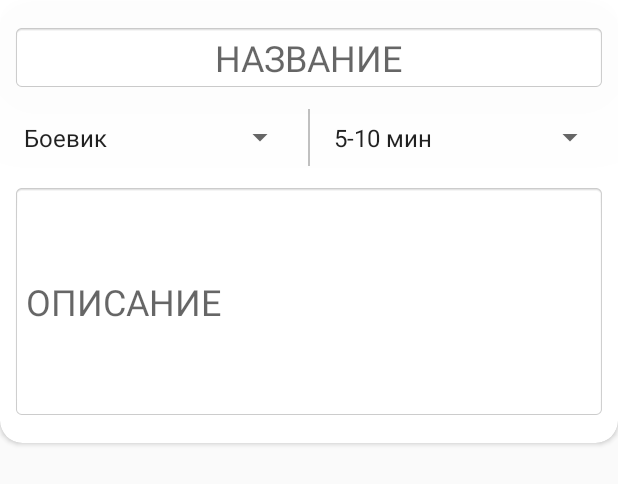
After one commit to bigmeco/QuestConstructor, an Android app: the layout fragment_edit_project.xml on its own in the app's theme, with its tools: preview values and no code run, on a phone screen of 412 x 824 dp. The commit adds this screen. Shown: the top 484 px of the screen. Run offline under Robolectric (Android 15) with nearby library versions, the phone set to English and light mode, and no system bars.

Commit message:
add editScreen

```diff
--- /dev/null
+++ b/app/src/main/res/layout/fragment_edit_project.xml
@@ -0,0 +1,107 @@
+<?xml version="1.0" encoding="utf-8"?>
+<FrameLayout xmlns:android="http://schemas.android.com/apk/res/android"
+    xmlns:app="http://schemas.android.com/apk/res-auto"
+    xmlns:tools="http://schemas.android.com/tools"
+    android:layout_width="match_parent"
+    android:layout_height="match_parent"
+    tools:context=".EditProjectFragment">
+
+    <android.support.v7.widget.CardView
+        android:layout_width="match_parent"
+        android:layout_height="64dp"
+        app:cardCornerRadius="0dp" />
+
+    <android.support.v7.widget.CardView
+        android:layout_width="match_parent"
+        android:layout_height="wrap_content"
+        android:layout_marginBottom="8dp"
+        app:cardCornerRadius="15dp">
+
+        <android.support.constraint.ConstraintLayout
+            android:layout_width="match_parent"
+            android:layout_height="match_parent"
+            android:paddingBottom="16dp">
+
+            <EditText
+                android:id="@+id/editName"
+                android:layout_width="0dp"
+                android:layout_height="wrap_content"
+                android:layout_marginEnd="8dp"
+                android:layout_marginStart="8dp"
+                android:layout_marginTop="16dp"
+                android:background="@android:drawable/editbox_background_normal"
+                android:elevation="1000dp"
+                android:ems="10"
+                android:hint="@string/hint_name"
+                android:inputType="textPersonName"
+                android:textAlignment="center"
+                android:textSize="24sp"
+                app:layout_constraintEnd_toEndOf="parent"
+                app:layout_constraintStart_toStartOf="parent"
+                app:layout_constraintTop_toTopOf="parent" />
+
+
+            <Spinner
+                android:id="@+id/spinnerTime"
+                android:layout_width="0dp"
+                android:layout_height="wrap_content"
+                android:layout_marginEnd="8dp"
+                android:layout_marginStart="8dp"
+                android:layout_marginTop="12dp"
+                android:elevation="1000dp"
+                android:entries="@array/duration"
+                android:paddingBottom="8dp"
+                android:paddingTop="8dp"
+                app:layout_constraintEnd_toEndOf="parent"
+                app:layout_constraintStart_toEndOf="@+id/divider4"
+                app:layout_constraintTop_toBottomOf="@+id/editName" />
+
+
+            <Spinner
+                android:id="@+id/spinnerGenres"
+                android:layout_width="0dp"
+                android:layout_height="0dp"
+                android:layout_marginEnd="8dp"
+                android:layout_marginStart="8dp"
+                android:elevation="1000dp"
+                android:entries="@array/greetings"
+                app:layout_constraintBottom_toBottomOf="@+id/spinnerTime"
+                app:layout_constraintEnd_toStartOf="@+id/divider4"
+                app:layout_constraintStart_toStartOf="parent"
+                app:layout_constraintTop_toTopOf="@+id/spinnerTime" />
+
+            <View
+                android:id="@+id/divider4"
+                android:layout_width="1dp"
+                android:layout_height="0dp"
+                android:layout_marginEnd="8dp"
+                android:layout_marginStart="8dp"
+                android:background="@color/cardview_shadow_start_color"
+                android:elevation="1000dp"
+                app:layout_constraintBottom_toBottomOf="@+id/spinnerTime"
+                app:layout_constraintEnd_toEndOf="parent"
+                app:layout_constraintStart_toStartOf="parent"
+                app:layout_constraintTop_toTopOf="@+id/spinnerTime" />
+
+            <EditText
+                android:id="@+id/editBody"
+                android:layout_width="match_parent"
+                android:layout_height="wrap_content"
+                android:layout_marginEnd="8dp"
+                android:layout_marginStart="8dp"
+                android:layout_marginTop="12dp"
+                android:background="@android:drawable/editbox_background_normal"
+                android:ems="10"
+                android:hint="@string/description"
+                android:inputType="textMultiLine|textPersonName"
+                android:lines="5"
+                android:textAlignment="viewStart"
+                android:textSize="24sp"
+                app:layout_constraintEnd_toEndOf="parent"
+                app:layout_constraintStart_toStartOf="parent"
+                app:layout_constraintTop_toBottomOf="@+id/divider4" />
+
+        </android.support.constraint.ConstraintLayout>
+    </android.support.v7.widget.CardView>
+
+</FrameLayout>
```
Also changed, not shown: app/src/main/java/com/bigmeco/questconstructor/CreatorFragment.kt (+49 -6 lines), app/src/main/java/com/bigmeco/questconstructor/EditListener.kt (added, +39 -0 lines), app/src/main/java/com/bigmeco/questconstructor/EditProjectActivity.kt (deleted, +0 -17 lines), app/src/main/java/com/bigmeco/questconstructor/EditProjectFragment.kt (added, +25 -0 lines), app/src/main/res/layout/activity_edit_project.xml (deleted, +0 -9 lines), app/src/main/res/layout/fragment_creator.xml (+15 -0 lines).
